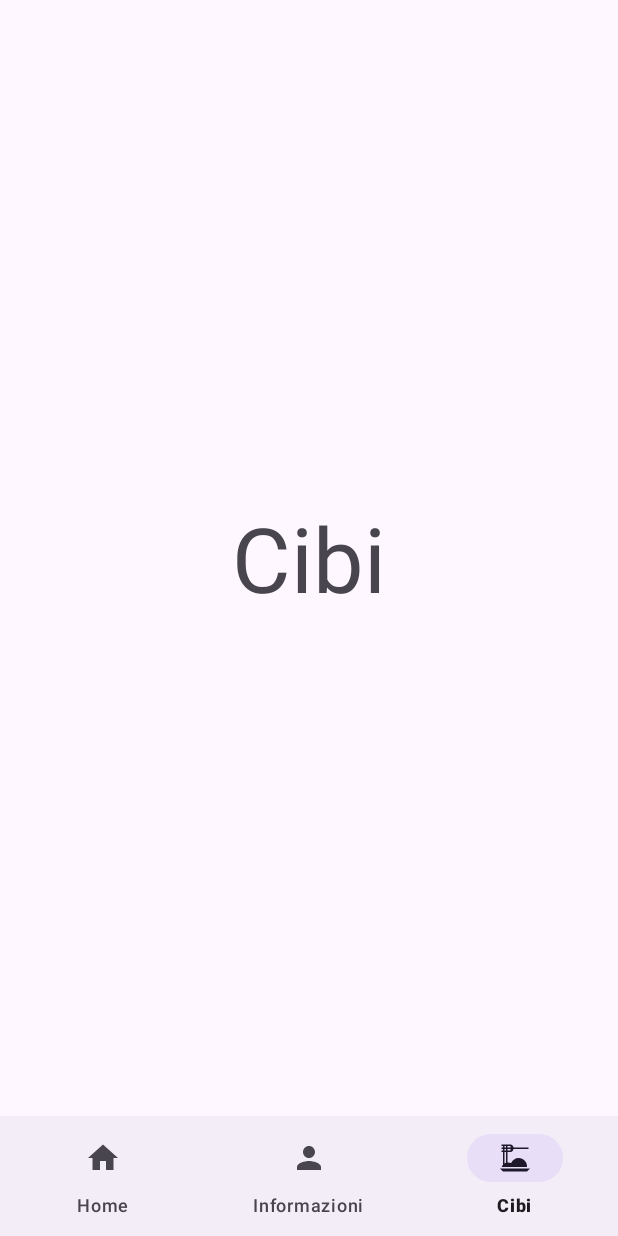
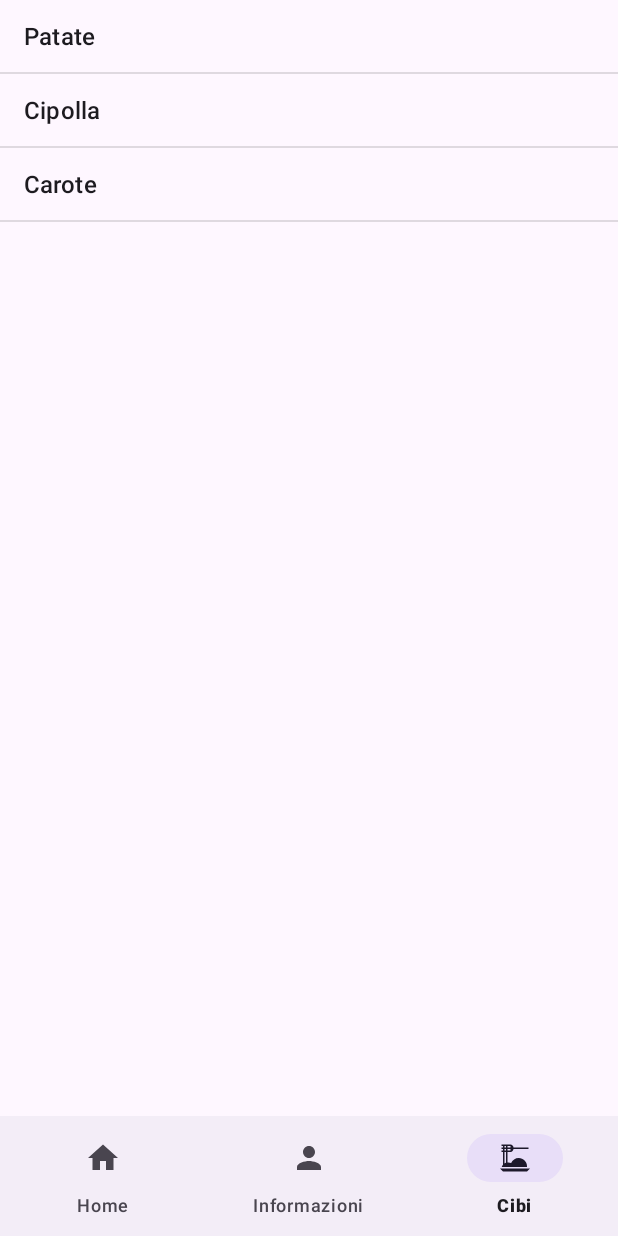
Before and after one commit to Albyoneone/DietaMacro, an Android app: the screen it shows after launch (MainActivity), item 3 of the bottom bar chosen, on a phone screen of 412 x 824 dp. Run offline under Robolectric (Android 15) with nearby library versions, the phone set to English and light mode, and no system bars.

Commit message:
Creazione in locale, nel fragment cibi.

```diff
--- a/app/src/main/AndroidManifest.xml
+++ b/app/src/main/AndroidManifest.xml
@@ -1,6 +1,8 @@
 <?xml version="1.0" encoding="utf-8"?>
 <manifest xmlns:android="http://schemas.android.com/apk/res/android"
     xmlns:tools="http://schemas.android.com/tools">
+
+    <uses-permission android:name="android.permission.INTERNET"></uses-permission>
 
     <application
         android:allowBackup="true"
@@ -13,9 +15,6 @@
         android:theme="@style/Theme.DietaMacro"
         tools:targetApi="31">
         <activity
-            android:name=".ListaCibi"
-            android:exported="false" />
-        <activity
             android:name=".MainActivity"
             android:exported="true">
             <intent-filter>
--- a/app/src/main/java/com/example/dietamacro/ListaCibiFragment.java
+++ b/app/src/main/java/com/example/dietamacro/ListaCibiFragment.java
@@ -7,58 +7,38 @@ import androidx.fragment.app.Fragment;
 import android.view.LayoutInflater;
 import android.view.View;
 import android.view.ViewGroup;
+import android.widget.ArrayAdapter;
+import android.widget.ListView;
 
-/**
- * A simple {@link Fragment} subclass.
- * Use the {@link ListaCibiFragment#newInstance} factory method to
- * create an instance of this fragment.
- */
+import java.util.Arrays;
+import java.util.List;
+
+
 public class ListaCibiFragment extends Fragment {
-
-    // TODO: Rename parameter arguments, choose names that match
-    // the fragment initialization parameters, e.g. ARG_ITEM_NUMBER
-    private static final String ARG_PARAM1 = "param1";
-    private static final String ARG_PARAM2 = "param2";
-
-    // TODO: Rename and change types of parameters
-    private String mParam1;
-    private String mParam2;
 
     public ListaCibiFragment() {
         // Required empty public constructor
     }
 
-    /**
-     * Use this factory method to create a new instance of
-     * this fragment using the provided parameters.
-     *
-     * @param param1 Parameter 1.
-     * @param param2 Parameter 2.
-     * @return A new instance of fragment ListaCibiFragment.
-     */
-    // TODO: Rename and change types and number of parameters
-    public static ListaCibiFragment newInstance(String param1, String param2) {
-        ListaCibiFragment fragment = new ListaCibiFragment();
-        Bundle args = new Bundle();
-        args.putString(ARG_PARAM1, param1);
-        args.putString(ARG_PARAM2, param2);
-        fragment.setArguments(args);
-        return fragment;
+    public static ListaCibiFragment newInstance() {
+        return new ListaCibiFragment();
     }
 
-    @Override
-    public void onCreate(Bundle savedInstanceState) {
-        super.onCreate(savedInstanceState);
-        if (getArguments() != null) {
-            mParam1 = getArguments().getString(ARG_PARAM1);
-            mParam2 = getArguments().getString(ARG_PARAM2);
-        }
-    }
 
     @Override
     public View onCreateView(LayoutInflater inflater, ViewGroup container,
                              Bundle savedInstanceState) {
-        // Inflate the layout for this fragment
-        return inflater.inflate(R.layout.fragment_lista_cibi, container, false);
+
+        View view = inflater.inflate(R.layout.fragment_lista_cibi, container, false);
+
+        ListView listView = view.findViewById(R.id.listaCibo);
+
+        List<String> dati = Arrays.asList("Patate", "Cipolla", "Carote");
+
+        ArrayAdapter<String> adapater = new ArrayAdapter<> (
+                requireContext(), android.R.layout.simple_list_item_1, dati);
+
+        listView.setAdapter(adapater);
+        return view;
     }
 }
--- a/app/src/main/java/com/example/dietamacro/MainActivity.java
+++ b/app/src/main/java/com/example/dietamacro/MainActivity.java
@@ -19,6 +19,8 @@ public class MainActivity extends AppCompatActivity {
         super.onCreate(savedInstanceState);
         binding = ActivityMainBinding.inflate(getLayoutInflater());
         setContentView(binding.getRoot());
+
+        replaceFragment(new HomeFragment());
 
         binding.bottomNavigationView.setOnItemSelectedListener(item -> {
 
--- a/app/src/main/res/layout/activity_main.xml
+++ b/app/src/main/res/layout/activity_main.xml
@@ -5,7 +5,6 @@
     android:layout_width="match_parent"
     android:layout_height="match_parent"
     tools:context=".MainActivity">
-
 
     <FrameLayout
         android:id="@+id/frame_layout"
--- a/app/src/main/res/layout/fragment_lista_cibi.xml
+++ b/app/src/main/res/layout/fragment_lista_cibi.xml
@@ -5,11 +5,9 @@
     android:layout_height="match_parent"
     tools:context=".ListaCibiFragment">
 
-    <TextView
-        android:layout_width="wrap_content"
-        android:layout_height="wrap_content"
-        android:text="Cibi"
-        android:layout_gravity="center"
-        android:textSize="60dp" />
+    <ListView
+        android:id="@+id/listaCibo"
+        android:layout_width="match_parent"
+        android:layout_height="match_parent" />
 
 </FrameLayout>
```
Also changed, not shown: app/src/main/java/com/example/dietamacro/HomeFragment.java (+11 -41 lines), app/src/main/res/layout/fragment_home.xml (+6 -4 lines).
